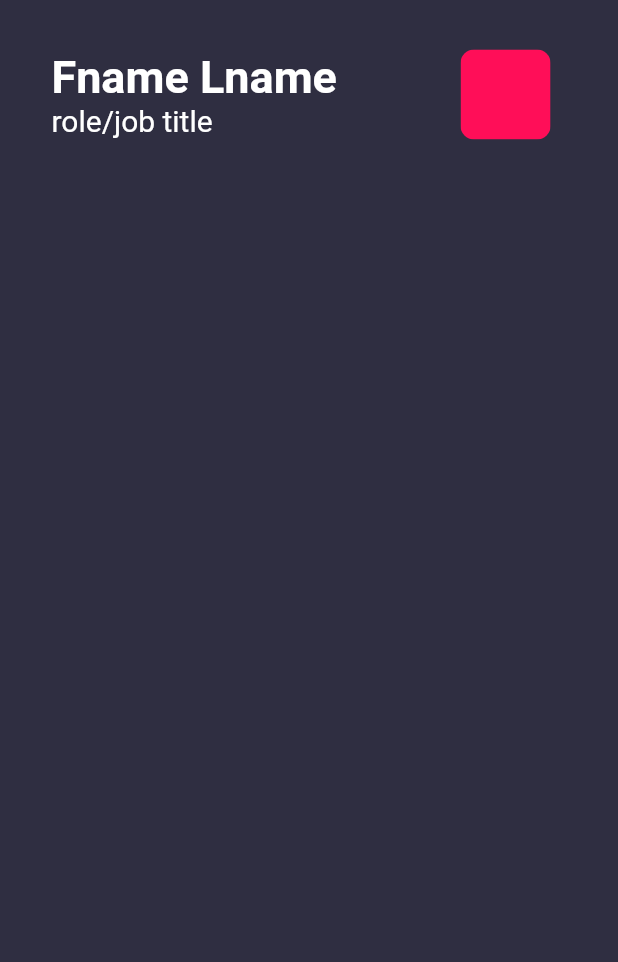
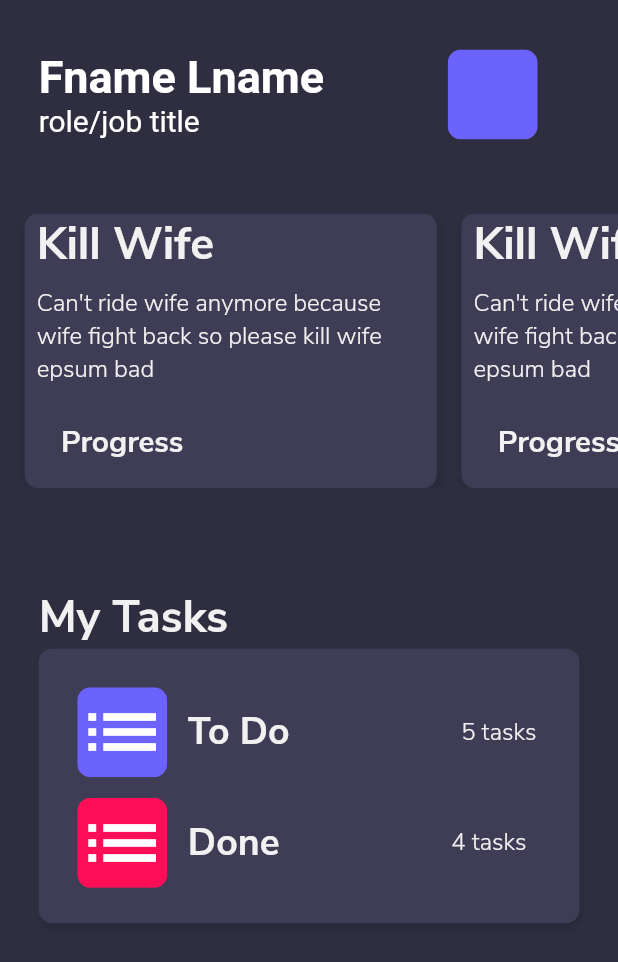
Before and after one commit to SBAMTeam/Task-Manager, a Flutter app: the HomePage screen opened directly, on a phone screen of 412 x 824 dp. Shown: the top 962 px of the screen. Run offline on Flutter 3.47's test engine with Material 2 defaults, Android fonts, the phone set to English and light mode, and no system bars; our stand-ins replace fluttertoast, get, pin_code_text_field, sqflite; accounts and stored records are empty.

Commit message:
finished HomePage (kind of)

```diff
--- /dev/null
+++ b/lib/View/Components/CardBuilder.dart
@@ -0,0 +1,57 @@
+import 'package:flutter/material.dart';
+import 'package:get/get.dart';
+import 'package:taskmanager/View/Components/Constants.dart';
+import 'package:taskmanager/View/Components/TextBuilder.dart';
+
+class CardBuilder extends StatelessWidget {
+  const CardBuilder({Key key}) : super(key: key);
+
+  @override
+  Widget build(BuildContext context) {
+    return Container(
+      padding: EdgeInsets.symmetric(horizontal: 8),
+      height: Get.height / 4.5,
+      width: Get.width / 1.5,
+      decoration: BoxDecoration(
+          color: Color(buttonColorTwo),
+          borderRadius: BorderRadius.circular(9),
+          boxShadow: [
+            BoxShadow(
+              color: Colors.black.withOpacity(0.15),
+              blurRadius: 4,
+              offset: Offset(1, 3),
+            )
+          ]),
+      child: Column(
+        crossAxisAlignment: CrossAxisAlignment.start,
+        children: [
+          TextBuilder(
+            text: "Kill Wife",
+            fontWeight: FontWeight.bold,
+            fontSize: 30,
+          ),
+          SizedBox(
+            height: Get.height / 100,
+          ),
+          Container(
+            width: Get.width / 1.7,
+            child: TextBuilder(
+              text:
+                  'Can\'t ride wife anymore because wife fight back so please kill wife epsum bad',
+              //   fontWeight: FontWeight.bold,
+              fontSize: 16,
+            ),
+          ),
+          SizedBox(
+            height: Get.height / 35,
+          ),
+          TextBuilder(
+            text: "   Progress",
+            fontWeight: FontWeight.bold,
+            fontSize: 20,
+          ),
+        ],
+      ),
+    );
+  }
+}
--- a/lib/View/Pages/HomePage.dart
+++ b/lib/View/Pages/HomePage.dart
@@ -1,6 +1,9 @@
 import 'package:flutter/material.dart';
+import 'package:get/get_connect/http/src/utils/utils.dart';
+import 'package:taskmanager/View/Components/CardBuilder.dart';
 import 'package:taskmanager/View/Components/Constants.dart';
 import 'package:get/get.dart';
+import 'package:taskmanager/View/Components/TextBuilder.dart';
 
 class HomePage extends StatelessWidget {
   const HomePage({Key key}) : super(key: key);
@@ -18,7 +21,7 @@ class HomePage extends StatelessWidget {
               ),
               Padding(
                 padding:
-                    EdgeInsets.symmetric(horizontal: Get.width / 12),
+                    EdgeInsets.symmetric(horizontal: Get.width / 16),
                 child: Row(
                   children: [
                     RichText(
@@ -45,12 +48,128 @@ class HomePage extends StatelessWidget {
                       child: Container(
                         height: 60.0,
                         width: 60.0,
-                        color: Color(0xffFF0E58),
+                        color: Color(buttonColorOne),
                       ),
                     ),
                   ],
                 ),
-              )
+              ),
+              SizedBox(height: sizedBoxBigSpace * 1.5),
+              SingleChildScrollView(
+                scrollDirection: Axis.horizontal,
+                child: Row(
+                  children: [
+                    SizedBox(width: sizedBoxSmallSpace),
+                    CardBuilder(),
+                    SizedBox(width: sizedBoxSmallSpace),
+                    CardBuilder(),
+                  ],
+                ),
+              ),
+              SizedBox(height: sizedBoxBigSpace * 2),
+              Container(
+                padding:
+                    EdgeInsets.symmetric(horizontal: Get.width / 16),
+                child: Row(
+                  children: [
+                    TextBuilder(
+                      text: 'My Tasks',
+                      fontSize: 30,
+                      fontWeight: FontWeight.bold,
+                    ),
+                  ],
+                ),
+              ),
+              Container(
+                // alignment: Alignment.topLeft,
+                padding: EdgeInsets.all(Get.width / 16),
+                margin:
+                    EdgeInsets.symmetric(horizontal: Get.width / 16),
+                height: Get.height / 4.5,
+                width: Get.width,
+                decoration: BoxDecoration(
+                    color: Color(buttonColorTwo),
+                    borderRadius: BorderRadius.circular(9),
+                    boxShadow: [
+                      BoxShadow(
+                        color: Colors.black.withOpacity(0.15),
+                        blurRadius: 4,
+                        offset: Offset(1, 3),
+                      )
+                    ]),
+                child: Column(
+                  children: [
+                    Row(
+                      children: [
+                        ClipRRect(
+                          borderRadius: BorderRadius.circular(9.0),
+                          child: Container(
+                            height: 60.0,
+                            width: 60.0,
+                            color: Color(buttonColorOne),
+                            child: Icon(
+                              Icons.list,
+                              color: Colors.white,
+                              size: 60,
+                            ),
+                          ),
+                        ),
+                        SizedBox(
+                          width: Get.width / 30,
+                        ),
+                        TextBuilder(
+                          text: "To Do",
+                          fontWeight: FontWeight.bold,
+                          fontSize: 25,
+                        ),
+                        SizedBox(
+                          width: Get.width / 3.6,
+                        ),
+                        TextBuilder(
+                          text: "5 tasks",
+                          fontSize: 16,
+                        ),
+                      ],
+                    ),
+                    SizedBox(
+                      height: Get.height / 60,
+                    ),
+                    Row(
+                      children: [
+                        ClipRRect(
+                          borderRadius:
+                              BorderRadius.circular(9.0), //or 15.0
+                          child: Container(
+                            height: 60.0,
+                            width: 60.0,
+                            color: Color(0xffFF0E58),
+                            child: Icon(
+                              Icons.list,
+                              color: Colors.white,
+                              size: 60,
+                            ),
+                          ),
+                        ),
+                        SizedBox(
+                          width: Get.width / 30,
+                        ),
+                        TextBuilder(
+                          text: "Done",
+                          fontWeight: FontWeight.bold,
+                          fontSize: 25,
+                        ),
+                        SizedBox(
+                          width: Get.width / 3.6,
+                        ),
+                        TextBuilder(
+                          text: "4 tasks",
+                          fontSize: 16,
+                        ),
+                      ],
+                    ),
+                  ],
+                ),
+              ),
             ],
           ),
         ),
--- a/lib/main.dart
+++ b/lib/main.dart
@@ -23,7 +23,7 @@ main() async {
       ),
       home: Scaffold(
         backgroundColor: Color(backgroundColor),
-        body: JoinServer(),
+        body: HomePage(),
       ),
     ),
   );
```
Also changed, not shown: 4 other files.
